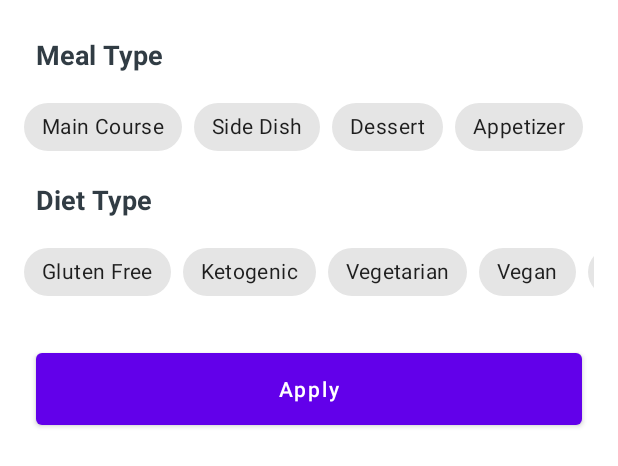
After one commit to AndreiDanRata/RecipeApp, an Android app: the layout recipes_bottom_sheet.xml on its own in the app's theme, with its tools: preview values and no code run, on a phone screen of 412 x 824 dp. The commit adds this screen. Shown: the top 466 px of the screen. Run offline under Robolectric (Android 15) with nearby library versions, the phone set to English and light mode, and no system bars; Roboto replaces fonts that are not available here.

Commit message:
Created RecipesBottomSheet fragment and layout(not finished yet). Created the binding class for the fragment_recipes.xml. (Error message in case there is no database to be loaded(local/ from api))

```diff
--- /dev/null
+++ b/app/src/main/java/com/example/foody/bindingadapters/RecipesBinding.kt
@@ -0,0 +1,51 @@
+package com.example.foody.bindingadapters
+
+import android.view.View
+import android.widget.ImageView
+import android.widget.TextView
+import androidx.databinding.BindingAdapter
+import com.example.foody.data.database.RecipesDatabase
+import com.example.foody.data.database.RecipesEntity
+import com.example.foody.models.FoodRecipe
+import com.example.foody.util.NetworkResult
+
+class RecipesBinding {
+
+    companion object {
+
+        @BindingAdapter( "readApiResponse", "readDatabase", requireAll = true)
+        @JvmStatic
+        fun errorImageViewVisibility(
+            imageView: ImageView,
+            apiResponse: NetworkResult<FoodRecipe>?,
+            database: List<RecipesEntity>?
+        ) {
+            if(apiResponse is NetworkResult.Error && database.isNullOrEmpty()) {
+                imageView.visibility = View.VISIBLE
+            } else if (apiResponse is NetworkResult.Loading) {
+                imageView.visibility = View.INVISIBLE
+            } else if (apiResponse is NetworkResult.Success) {
+                imageView.visibility = View.INVISIBLE
+            }
+        }
+
+
+        @BindingAdapter( "readApiResponse2", "readDatabase2", requireAll = true)
+        @JvmStatic
+        fun errorTextVIewVisibility(
+            textView: TextView,
+            apiResponse: NetworkResult<FoodRecipe>?,
+            database: List<RecipesEntity>?
+        ) {
+            if(apiResponse is NetworkResult.Error && database.isNullOrEmpty()) {
+                textView.visibility = View.VISIBLE
+                textView.text = apiResponse.message.toString()
+            } else if (apiResponse is NetworkResult.Loading) {
+                textView.visibility = View.INVISIBLE
+            } else if (apiResponse is NetworkResult.Success) {
+                textView.visibility = View.INVISIBLE
+            }
+        }
+
+    }
+}
--- a/app/src/main/java/com/example/foody/ui/fragments/recipes/RecipesFragment.kt
+++ b/app/src/main/java/com/example/foody/ui/fragments/recipes/RecipesFragment.kt
@@ -13,6 +13,7 @@
 import com.example.foody.viewmodels.MainViewModel
 import com.example.foody.R
 import com.example.foody.adapters.RecipesAdapter
+import com.example.foody.databinding.FragmentRecipesBinding
 import com.example.foody.util.Constants.Companion.API_KEY
 import com.example.foody.util.NetworkResult
 import com.example.foody.util.observeOnce
@@ -25,10 +26,12 @@
 class RecipesFragment : Fragment() {
     //https://api.spoonacular.com/recipes/complexSearch?number=1&apiKey=def03f97eb664436ac3a62c793e582a7&type=drink&diet=vegan&addRecipeInformation=true&fillingredients=true
 
+    private var _binding: FragmentRecipesBinding? = null
+    private val binding get() = _binding!!
+
     private lateinit var mainViewModel: MainViewModel
     private lateinit var recipesViewModel: RecipesViewModel
     private val mAdapter by lazy { RecipesAdapter() }
-    private lateinit var  mView: View
 
     override fun onCreate(savedInstanceState: Bundle?) {
         super.onCreate(savedInstanceState)
@@ -44,18 +47,20 @@
 
     ): View? {
         // Inflate the layout for this fragment
-        mView = inflater.inflate(R.layout.fragment_recipes, container, false)
+        _binding = FragmentRecipesBinding.inflate(inflater, container, false)
+        binding.lifecycleOwner = this
+        binding.mainViewModel = mainViewModel
 
         setupRecyclerView()
         readDatabase()
 
 
-        return mView
+        return binding.root
     }
 
     private fun setupRecyclerView() {
-        mView.shimmer_recycler_view.adapter = mAdapter
-        mView.shimmer_recycler_view.layoutManager = LinearLayoutManager(requireContext())
+        binding.shimmerRecyclerView.adapter = mAdapter
+        binding.shimmerRecyclerView.layoutManager = LinearLayoutManager(requireContext())
         showShimmerEffect()
     }
 
@@ -108,10 +113,16 @@
     }
 
     private fun showShimmerEffect() {
-        mView.shimmer_recycler_view.showShimmer()
+        binding.shimmerRecyclerView.showShimmer()
     }
 
     private fun hideShimmerEffect() {
-        mView.shimmer_recycler_view.hideShimmer()
+        binding.shimmerRecyclerView.hideShimmer()
     }
+
+    override fun onDestroy() {
+        super.onDestroy()
+        _binding =  null
+    }
+
 }
--- /dev/null
+++ b/app/src/main/java/com/example/foody/ui/fragments/recipes/bottomsheet/RecipesBottomSheet.kt
@@ -0,0 +1,21 @@
+package com.example.foody.ui.fragments.recipes.bottomsheet
+
+import android.os.Bundle
+import android.view.LayoutInflater
+import android.view.View
+import android.view.ViewGroup
+import com.example.foody.R
+import com.google.android.material.bottomsheet.BottomSheetDialogFragment
+
+
+class RecipesBottomSheet : BottomSheetDialogFragment() {
+
+    override fun onCreateView(
+        inflater: LayoutInflater, container: ViewGroup?,
+        savedInstanceState: Bundle?
+    ): View? {
+        // Inflate the layout for this fragment
+        return inflater.inflate(R.layout.recipes_bottom_sheet, container, false)
+    }
+
+}
--- a/app/src/main/res/layout/fragment_recipes.xml
+++ b/app/src/main/res/layout/fragment_recipes.xml
@@ -1,7 +1,15 @@
 <?xml version="1.0" encoding="utf-8"?>
-<androidx.constraintlayout.widget.ConstraintLayout xmlns:android="http://schemas.android.com/apk/res/android"
+<layout xmlns:android="http://schemas.android.com/apk/res/android"
     xmlns:app="http://schemas.android.com/apk/res-auto"
-    xmlns:tools="http://schemas.android.com/tools"
+    xmlns:tools="http://schemas.android.com/tools">
+
+    <data>
+        <variable
+            name="mainViewModel"
+            type="com.example.foody.viewmodels.MainViewModel" />
+    </data>
+
+    <androidx.constraintlayout.widget.ConstraintLayout
         android:layout_width="match_parent"
         android:layout_height="match_parent"
         android:background="@color/lightGray"
@@ -24,7 +32,6 @@
             app:layout_constraintVertical_bias="0.0" />
 
 
-
         <com.google.android.material.floatingactionbutton.FloatingActionButton
             android:id="@+id/floatingActionButton"
             android:layout_width="wrap_content"
@@ -42,6 +49,8 @@
             android:id="@+id/error_imageView"
             android:layout_width="100dp"
             android:layout_height="100dp"
+            readApiResponse="@{mainViewModel.recipesResponse}"
+            readDatabase="@{mainViewModel.readRecipes}"
             android:alpha="0.5"
             android:src="@drawable/ic_sad"
             android:visibility="invisible"
@@ -55,6 +64,8 @@
             android:id="@+id/error_textView"
             android:layout_width="wrap_content"
             android:layout_height="wrap_content"
+            readApiResponse2="@{mainViewModel.recipesResponse}"
+            readDatabase2="@{mainViewModel.readRecipes}"
             android:layout_marginTop="8dp"
             android:alpha="0.5"
             android:text="No Internet Connection"
@@ -66,3 +77,4 @@
             app:layout_constraintTop_toBottomOf="@+id/error_imageView" />
 
     </androidx.constraintlayout.widget.ConstraintLayout>
+</layout>
--- /dev/null
+++ b/app/src/main/res/layout/recipes_bottom_sheet.xml
@@ -0,0 +1,264 @@
+<?xml version="1.0" encoding="utf-8"?>
+<androidx.constraintlayout.widget.ConstraintLayout xmlns:android="http://schemas.android.com/apk/res/android"
+    xmlns:app="http://schemas.android.com/apk/res-auto"
+    xmlns:tools="http://schemas.android.com/tools"
+    android:layout_width="match_parent"
+    android:layout_height="wrap_content"
+    android:background="@color/white"
+    tools:context=".ui.fragments.recipes.bottomsheet.RecipesBottomSheet">
+
+
+    <TextView
+        android:id="@+id/mealType_txt"
+        android:layout_width="wrap_content"
+        android:layout_height="wrap_content"
+        android:layout_marginStart="24dp"
+        android:layout_marginTop="24dp"
+        android:text="@string/meal_type"
+        android:textSize="18sp"
+        android:textStyle="bold"
+        android:textColor="@color/dark"
+        app:layout_constraintStart_toStartOf="parent"
+        app:layout_constraintTop_toTopOf="parent" />
+
+    <HorizontalScrollView
+        android:id="@+id/mealType_scrollView"
+        android:layout_width="match_parent"
+        android:layout_height="wrap_content"
+        android:layout_marginStart="16dp"
+        android:layout_marginTop="12dp"
+        android:layout_marginEnd="16dp"
+        android:scrollbars="none"
+        app:layout_constraintEnd_toEndOf="parent"
+        app:layout_constraintStart_toStartOf="parent"
+        app:layout_constraintTop_toBottomOf="@+id/mealType_txt">
+
+        <LinearLayout
+            android:layout_width="wrap_content"
+            android:layout_height="match_parent"
+            android:orientation="horizontal" >
+
+            <com.google.android.material.chip.ChipGroup
+                android:id="@+id/mealType_chipGroup"
+                android:layout_width="match_parent"
+                android:layout_height="match_parent"
+                app:checkedChip="@+id/main_course_chip"
+                app:selectionRequired="true"
+                app:singleLine="true"
+                app:singleSelection="true">
+
+                <com.google.android.material.chip.Chip
+                style="@style/CustomChipStyle"
+                android:id="@+id/main_course_chip"
+                android:layout_width="wrap_content"
+                android:layout_height="wrap_content"
+                android:text="@string/main_course"/>
+
+                <com.google.android.material.chip.Chip
+                    style="@style/CustomChipStyle"
+                    android:id="@+id/side_dish_chip"
+                    android:layout_width="wrap_content"
+                    android:layout_height="wrap_content"
+                    android:text="@string/side_dish"/>
+
+                <com.google.android.material.chip.Chip
+                    style="@style/CustomChipStyle"
+                    android:id="@+id/dessert_chip"
+                    android:layout_width="wrap_content"
+                    android:layout_height="wrap_content"
+                    android:text="@string/dessert"/>
+
+                <com.google.android.material.chip.Chip
+                    style="@style/CustomChipStyle"
+                    android:id="@+id/appetizer_chip"
+                    android:layout_width="wrap_content"
+                    android:layout_height="wrap_content"
+                    android:text="@string/appetizer"/>
+
+                <com.google.android.material.chip.Chip
+                    style="@style/CustomChipStyle"
+                    android:id="@+id/salad_chip"
+                    android:layout_width="wrap_content"
+                    android:layout_height="wrap_content"
+                    android:text="@string/salad"/>
+
+                <com.google.android.material.chip.Chip
+                    style="@style/CustomChipStyle"
+                    android:id="@+id/bread_chip"
+                    android:layout_width="wrap_content"
+                    android:layout_height="wrap_content"
+                    android:text="@string/bread"/>
+
+                <com.google.android.material.chip.Chip
+                    style="@style/CustomChipStyle"
+                    android:id="@+id/breakfast_chip"
+                    android:layout_width="wrap_content"
+                    android:layout_height="wrap_content"
+                    android:text="@string/breakfast"/>
+
+                <com.google.android.material.chip.Chip
+                    style="@style/CustomChipStyle"
+                    android:id="@+id/soup_chip"
+                    android:layout_width="wrap_content"
+                    android:layout_height="wrap_content"
+                    android:text="@string/soup"/>
+
+                <com.google.android.material.chip.Chip
+                    style="@style/CustomChipStyle"
+                    android:id="@+id/beverage_chip"
+                    android:layout_width="wrap_content"
+                    android:layout_height="wrap_content"
+                    android:text="@string/beverage"/>
+
+                <com.google.android.material.chip.Chip
+                    style="@style/CustomChipStyle"
+                    android:id="@+id/sauce_chip"
+                    android:layout_width="wrap_content"
+                    android:layout_height="wrap_content"
+                    android:text="@string/sauce"/>
+
+                <com.google.android.material.chip.Chip
+                    style="@style/CustomChipStyle"
+                    android:id="@+id/marinade_chip"
+                    android:layout_width="wrap_content"
+                    android:layout_height="wrap_content"
+                    android:text="@string/marinade"/>
+
+                <com.google.android.material.chip.Chip
+                    style="@style/CustomChipStyle"
+                    android:id="@+id/finger_food_chip"
+                    android:layout_width="wrap_content"
+                    android:layout_height="wrap_content"
+                    android:text="@string/fingerfood"/>
+
+                <com.google.android.material.chip.Chip
+                    style="@style/CustomChipStyle"
+                    android:id="@+id/snack_chip"
+                    android:layout_width="wrap_content"
+                    android:layout_height="wrap_content"
+                    android:text="@string/snack"/>
+
+                <com.google.android.material.chip.Chip
+                    style="@style/CustomChipStyle"
+                    android:id="@+id/drink_chip"
+                    android:layout_width="wrap_content"
+                    android:layout_height="wrap_content"
+                    android:text="@string/drink"/>
+            </com.google.android.material.chip.ChipGroup>
+        </LinearLayout>
+    </HorizontalScrollView>
+
+    <TextView
+        android:id="@+id/dietType_txt"
+        android:layout_width="wrap_content"
+        android:layout_height="wrap_content"
+        android:layout_marginStart="24dp"
+        android:layout_marginTop="12dp"
+        android:text="@string/diet_type"
+        android:textColor="@color/dark"
+        android:textSize="18sp"
+        android:textStyle="bold"
+        app:layout_constraintStart_toStartOf="parent"
+        app:layout_constraintTop_toBottomOf="@+id/mealType_scrollView" />
+
+    <HorizontalScrollView
+        android:id="@+id/dietType_scrollView"
+        android:layout_width="match_parent"
+        android:layout_height="wrap_content"
+        android:layout_marginStart="16dp"
+        android:layout_marginTop="12dp"
+        android:layout_marginEnd="16dp"
+        android:scrollbars="none"
+        app:layout_constraintEnd_toEndOf="parent"
+        app:layout_constraintStart_toStartOf="parent"
+        app:layout_constraintTop_toBottomOf="@+id/dietType_txt">
+
+        <LinearLayout
+            android:layout_width="wrap_content"
+            android:layout_height="match_parent"
+            android:orientation="horizontal" >
+
+            <com.google.android.material.chip.ChipGroup
+                android:id="@+id/dietType_chipGroup"
+                android:layout_width="match_parent"
+                android:layout_height="match_parent"
+                app:checkedChip="@+id/gluten_free_chip"
+                app:selectionRequired="true"
+                app:singleLine="true"
+                app:singleSelection="true">
+
+                <com.google.android.material.chip.Chip
+                    style="@style/CustomChipStyle"
+                    android:id="@+id/gluten_free_chip"
+                    android:layout_width="wrap_content"
+                    android:layout_height="wrap_content"
+                    android:text="@string/gluten_free"/>
+
+                <com.google.android.material.chip.Chip
+                    style="@style/CustomChipStyle"
+                    android:id="@+id/ketogenic_chip"
+                    android:layout_width="wrap_content"
+                    android:layout_height="wrap_content"
+                    android:text="@string/ketogenic"/>
+
+                <com.google.android.material.chip.Chip
+                    style="@style/CustomChipStyle"
+                    android:id="@+id/vegetarian_chip"
+                    android:layout_width="wrap_content"
+                    android:layout_height="wrap_content"
+                    android:text="@string/vegetarian"/>
+
+                <com.google.android.material.chip.Chip
+                    style="@style/CustomChipStyle"
+                    android:id="@+id/vegan_chip"
+                    android:layout_width="wrap_content"
+                    android:layout_height="wrap_content"
+                    android:text="@string/vegan"/>
+
+                <com.google.android.material.chip.Chip
+                    style="@style/CustomChipStyle"
+                    android:id="@+id/pescetarian_chip"
+                    android:layout_width="wrap_content"
+                    android:layout_height="wrap_content"
+                    android:text="@string/pescetarian"/>
+
+                <com.google.android.material.chip.Chip
+                    style="@style/CustomChipStyle"
+                    android:id="@+id/paleo_chip"
+                    android:layout_width="wrap_content"
+                    android:layout_height="wrap_content"
+                    android:text="@string/paleo"/>
+
+                <com.google.android.material.chip.Chip
+                    style="@style/CustomChipStyle"
+                    android:id="@+id/primal_chip"
+                    android:layout_width="wrap_content"
+                    android:layout_height="wrap_content"
+                    android:text="@string/primal"/>
+
+                <com.google.android.material.chip.Chip
+                    style="@style/CustomChipStyle"
+                    android:id="@+id/whole30_chip"
+                    android:layout_width="wrap_content"
+                    android:layout_height="wrap_content"
+                    android:text="@string/whole30"/>
+            </com.google.android.material.chip.ChipGroup>
+        </LinearLayout>
+    </HorizontalScrollView>
+
+    <Button
+        android:id="@+id/apply_btn"
+        android:layout_width="match_parent"
+        android:layout_height="60dp"
+        android:layout_marginStart="24dp"
+        android:layout_marginTop="24dp"
+        android:layout_marginEnd="24dp"
+        android:layout_marginBottom="24dp"
+        android:text="@string/apply"
+        android:textAllCaps="false"
+        app:layout_constraintBottom_toBottomOf="parent"
+        app:layout_constraintEnd_toEndOf="parent"
+        app:layout_constraintStart_toStartOf="parent"
+        app:layout_constraintTop_toBottomOf="@+id/dietType_scrollView" />
+
+</androidx.constraintlayout.widget.ConstraintLayout>
--- a/app/src/main/res/values/strings.xml
+++ b/app/src/main/res/values/strings.xml
@@ -5,4 +5,34 @@
     <string name="recipes_fragment">Recipes</string>
     <string name="favorite_recipes_fragment">Favorites</string>
     <string name="food_joke_fragment">Joke</string>
+
+
+    // BOTTOM SHEET
+    <string name="meal_type">Meal Type</string>
+    <string name="main_course">Main Course</string>
+    <string name="side_dish">Side Dish</string>
+    <string name="dessert">Dessert</string>
+    <string name="appetizer">Appetizer</string>
+    <string name="salad">Salad</string>
+    <string name="bread">Bread</string>
+    <string name="breakfast">Breakfast</string>
+    <string name="soup">Soup</string>
+    <string name="beverage">Beverage</string>
+    <string name="sauce">Sauce</string>
+    <string name="marinade">Marinade</string>
+    <string name="fingerfood">FingerFood</string>
+    <string name="snack">Snack</string>
+    <string name="drink">Drink</string>
+    <string name="gluten_free">Gluten Free</string>
+    <string name="ketogenic">Ketogenic</string>
+    <string name="vegetarian">Vegetarian</string>
+    <string name="vegan">Vegan</string>
+    <string name="pescetarian">Pescetarian</string>
+    <string name="paleo">Paleo</string>
+    <string name="primal">Primal</string>
+    <string name="whole30">Whole30</string>
+    <string name="diet_type">Diet Type</string>
+    <string name="apply">Apply</string>
+    <string name="diet_type">Diet Type</string>
+    <string name="apply">Apply</string>
 </resources>
```
Lines whose indentation alone changed are shown as unchanged.
